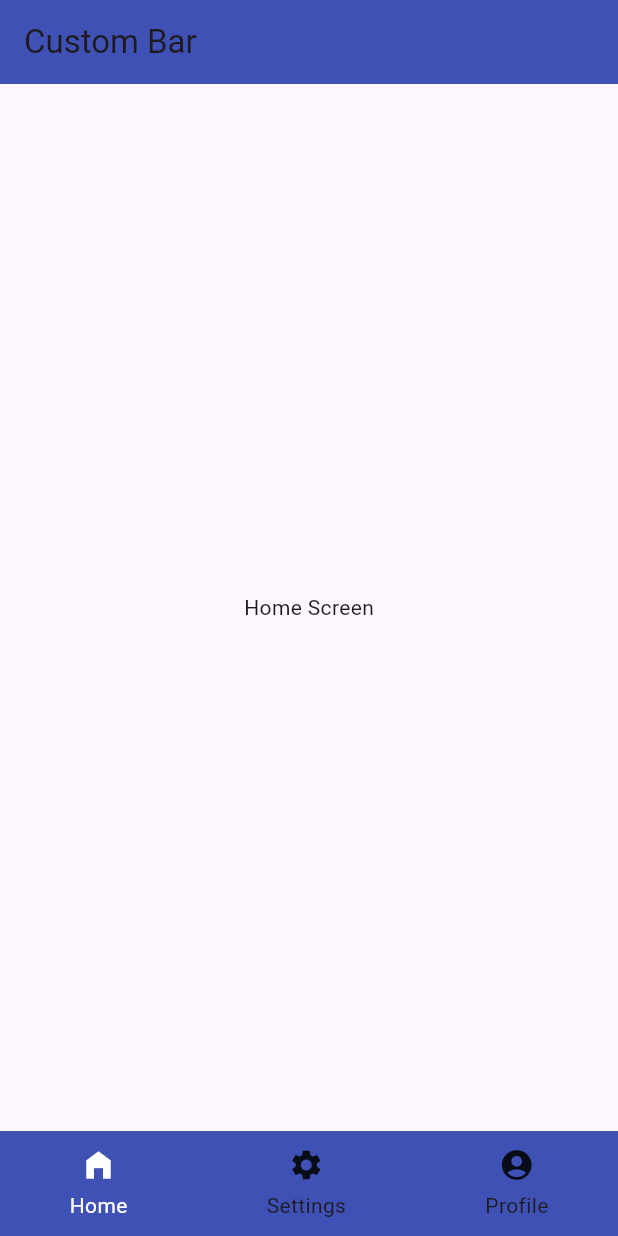
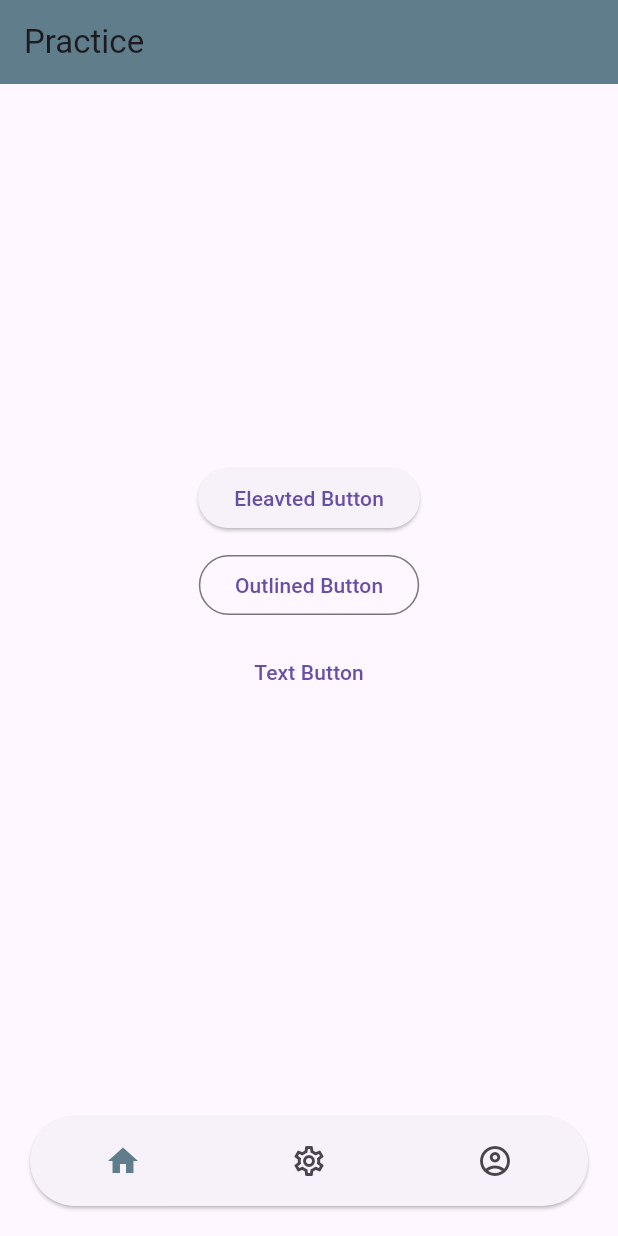
Before and after one commit to rajat-cr/flutter_batch_45days_2026, a Flutter app: the screen it shows after launch, on a phone screen of 412 x 824 dp. Run offline on Flutter 3.47's test engine with Material 3 defaults, Android fonts, the phone set to English and light mode, and no system bars; our stand-ins replace fluttertoast.

Commit message:
Button and IconButton

```diff
--- /dev/null
+++ b/lib/bottom_practice.dart
@@ -0,0 +1,80 @@
+import 'package:flutter/material.dart';
+import 'package:flutter_batch_45days_2026/home_screen_2.dart';
+import 'package:flutter_batch_45days_2026/profile_screen.dart';
+import 'package:flutter_batch_45days_2026/search_screen.dart' show SearchScreen;
+
+class BottomPractice extends StatefulWidget {
+  const BottomPractice({super.key});
+
+  @override
+  State<BottomPractice> createState() => _BottomPracticeState();
+}
+
+class _BottomPracticeState extends State<BottomPractice> {
+  int selectedIndex = 0;
+
+  List screen = [HomeScreen2(), SearchScreen(), ProfileScreen()];
+  @override
+  Widget build(BuildContext context) {
+    return Scaffold(
+      appBar: AppBar(title: Text("Practice"), backgroundColor: Colors.blueGrey),
+
+      body: screen[selectedIndex],
+
+      bottomNavigationBar: Card(
+        margin: EdgeInsets.all(20),
+
+        shape: RoundedRectangleBorder(
+          borderRadius: BorderRadiusGeometry.circular(30),
+        ),
+        child: SizedBox(
+          height: 60,
+          child: Row(
+            mainAxisAlignment: MainAxisAlignment.spaceAround,
+            children: [
+              // GestureDetector(
+              //  onTap: ()
+              //  {},
+              //   child: ,
+              // ),
+              IconButton(
+                onPressed: () {
+                  setState(() {
+                    selectedIndex = 0;
+                  });
+                },
+                icon: Icon(
+                  selectedIndex == 0 ? Icons.home : Icons.home_outlined,
+                  color: Colors.blueGrey,
+                ),
+              ),
+
+              IconButton(
+                onPressed: () {
+                  setState(() {
+                    selectedIndex = 1;
+                  });
+                },
+                icon: Icon(
+                  selectedIndex == 1 ? Icons.settings : Icons.settings_outlined,
+                ),
+              ),
+              IconButton(
+                onPressed: () {
+                  setState(() {
+                    selectedIndex = 2;
+                  });
+                },
+                icon: Icon(
+                  selectedIndex == 2
+                      ? Icons.account_circle
+                      : Icons.account_circle_outlined,
+                ),
+              ),
+            ],
+          ),
+        ),
+      ),
+    );
+  }
+}
--- a/lib/home_screen_2.dart
+++ b/lib/home_screen_2.dart
@@ -1,4 +1,6 @@
 import 'package:flutter/material.dart';
+import 'package:fluttertoast/fluttertoast.dart';
+
 
 class HomeScreen2 extends StatefulWidget {
   const HomeScreen2({super.key});
@@ -10,6 +12,32 @@ class HomeScreen2 extends StatefulWidget {
 class _HomeScreen2State extends State<HomeScreen2> {
   @override
   Widget build(BuildContext context) {
-    return Center(child: Text("Home Screen"));
+    return SizedBox(
+      width: double.infinity,
+      // height: double.infinity,
+      child: Column(
+        mainAxisAlignment: MainAxisAlignment.center,
+        crossAxisAlignment: CrossAxisAlignment.center,
+        children: [
+          ElevatedButton(
+            onPressed: () {
+              // Fluttertoast.showToast(
+              //   msg: "This is Alert Message!",
+              //   toastLength: Toast.LENGTH_SHORT,
+              // );
+              print("My name is :Coder Roots");
+            },
+            child: Text("Eleavted Button"),
+          ),
+
+          SizedBox(height: 10),
+          OutlinedButton(onPressed: () {}, child: Text("Outlined Button")),
+
+          SizedBox(height: 10),
+
+          TextButton(onPressed: () {}, child: Text("Text Button")),
+        ],
+      ),
+    );
   }
 }
--- a/lib/main.dart
+++ b/lib/main.dart
@@ -1,4 +1,5 @@
 import 'package:flutter/material.dart';
+import 'package:flutter_batch_45days_2026/bottom_practice.dart';
 import 'package:flutter_batch_45days_2026/column_screen.dart';
 import 'package:flutter_batch_45days_2026/custom_botttom_bar.dart';
 import 'package:flutter_batch_45days_2026/dashboard_screen.dart';
@@ -17,7 +18,7 @@ class MainApp extends StatelessWidget {
   Widget build(BuildContext context) {
     return MaterialApp(
       debugShowCheckedModeBanner: false,
-      home: CustomBotttomBar(),
+      home: BottomPractice(),
     );
   }
 }
--- a/pubspec.yaml
+++ b/pubspec.yaml
@@ -9,6 +9,7 @@ environment:
 dependencies:
   flutter:
     sdk: flutter
+  fluttertoast: ^9.0.0
 
 dev_dependencies:
   flutter_test:
```
Also changed, not shown: pubspec.lock, 1 other file.
